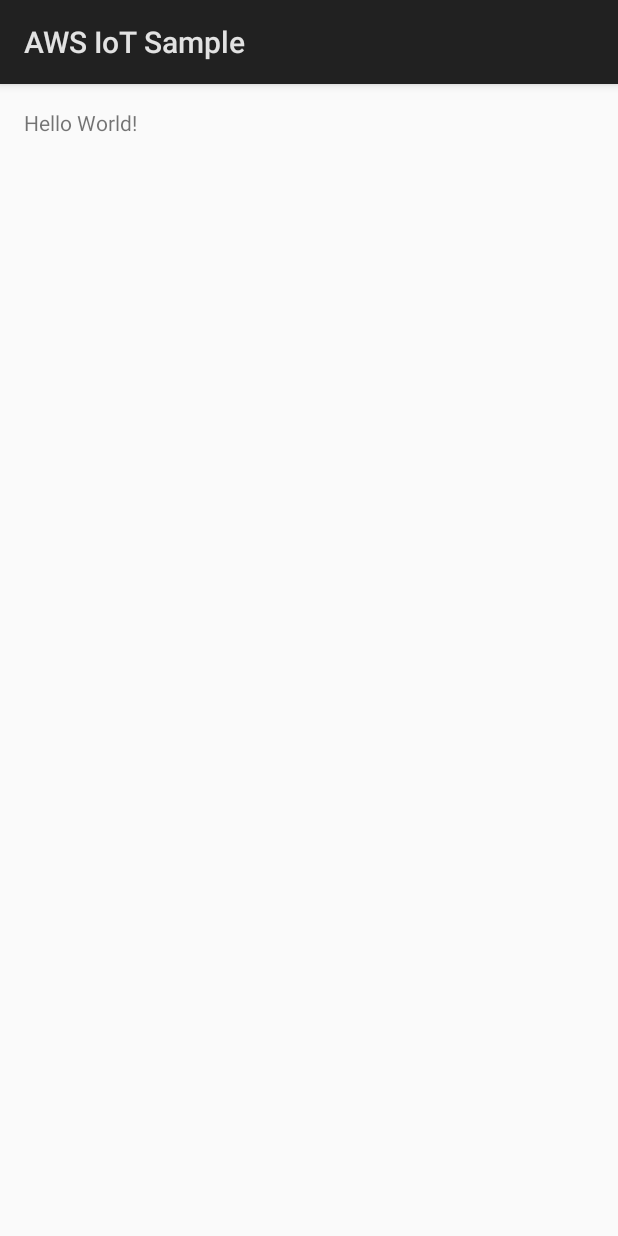
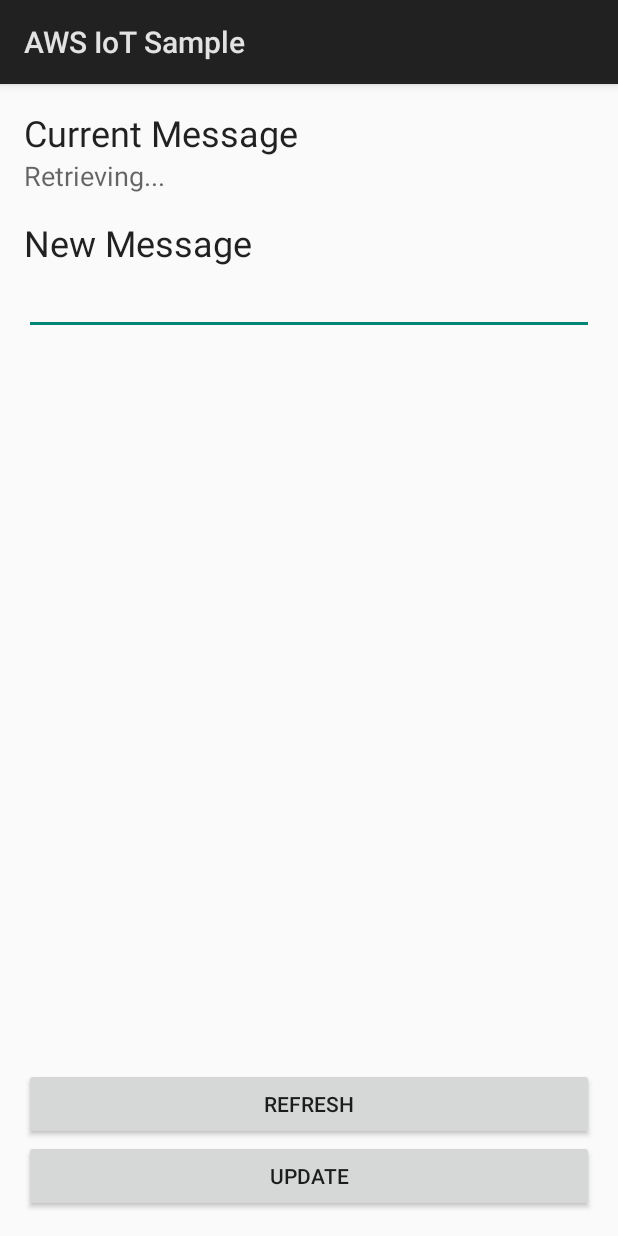
Before and after one commit to weiserr/elcathon-aws-iot-android, an Android app: the screen it shows after launch (IotActivity), on a phone screen of 412 x 824 dp. Run offline under Robolectric (Android 15) with nearby library versions, the phone set to English and light mode, and no system bars.

Commit message:
Adapting the layout

```diff
--- a/app/src/main/res/layout/activity_iot.xml
+++ b/app/src/main/res/layout/activity_iot.xml
@@ -10,8 +10,62 @@
     android:paddingTop="@dimen/activity_vertical_margin"
     tools:context="ch.elca.elcathon.awsiotsample.IotActivity">
 
-    <TextView
-        android:layout_width="wrap_content"
+    <LinearLayout
+        android:layout_width="match_parent"
         android:layout_height="wrap_content"
-        android:text="Hello World!" />
+        android:orientation="vertical">
+
+        <TextView
+            android:layout_width="match_parent"
+            android:layout_height="wrap_content"
+            android:text="Current Message"
+            android:textAppearance="@android:style/TextAppearance.Material.Headline" />
+
+        <TextView
+            android:id="@+id/currentText"
+            android:layout_width="match_parent"
+            android:layout_height="wrap_content"
+            android:text="Retrieving..."
+            android:textAppearance="@android:style/TextAppearance.Material.Medium" />
+
+        <Space
+            android:layout_width="match_parent"
+            android:layout_height="wrap_content"
+            android:minHeight="@dimen/activity_horizontal_margin" />
+
+        <TextView
+            android:layout_width="match_parent"
+            android:layout_height="wrap_content"
+            android:text="New Message"
+            android:textAppearance="@android:style/TextAppearance.Material.Headline" />
+
+        <EditText
+            android:id="@+id/newText"
+            android:layout_width="match_parent"
+            android:layout_height="wrap_content"
+            android:inputType="textPersonName"
+            android:text="" />
+
+    </LinearLayout>
+
+    <LinearLayout
+        android:layout_width="match_parent"
+        android:layout_height="wrap_content"
+        android:layout_alignParentBottom="true"
+        android:layout_centerHorizontal="true"
+        android:orientation="vertical">
+
+        <Button
+            android:id="@+id/refreshButtonButton"
+            android:layout_width="match_parent"
+            android:layout_height="wrap_content"
+            android:text="Refresh" />
+
+        <Button
+            android:id="@+id/updateButton"
+            android:layout_width="match_parent"
+            android:layout_height="wrap_content"
+            android:text="Update" />
+    </LinearLayout>
+
 </RelativeLayout>
```
